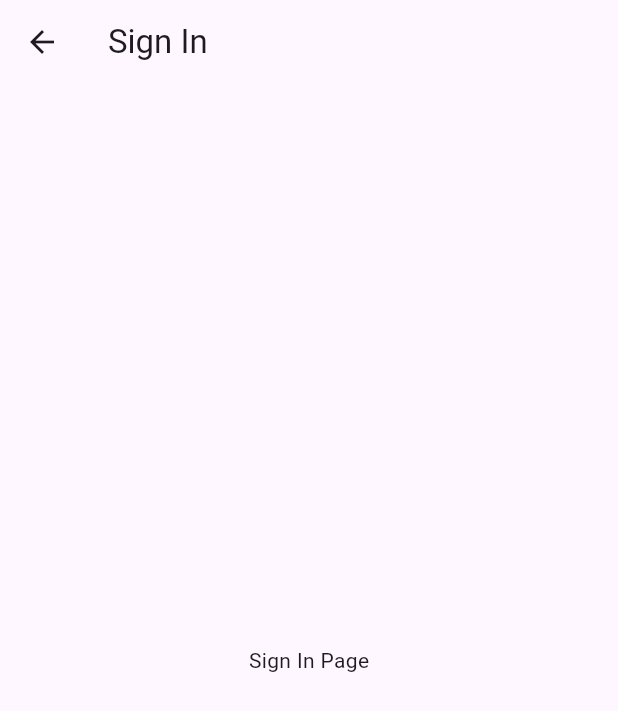
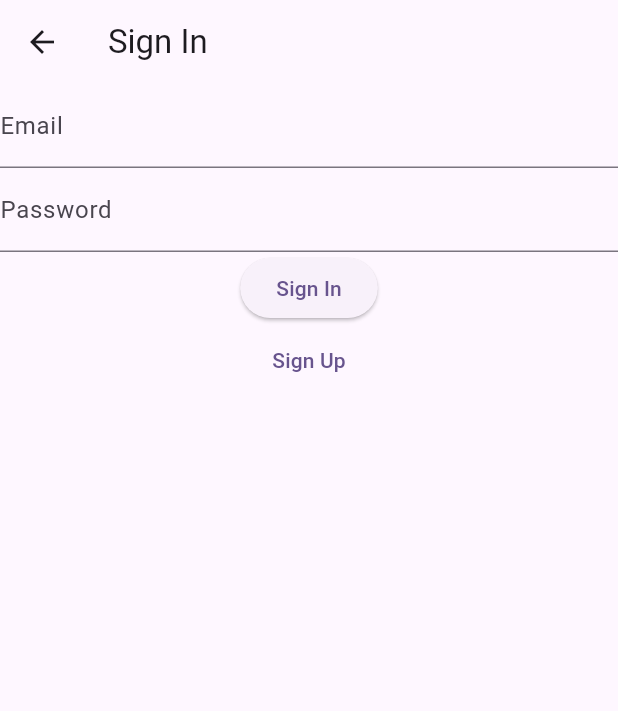
Before and after one commit to jpcabatingan/HaoFar_TravelApp, a Flutter app: the SignInPage screen opened by its route, on a phone screen of 412 x 824 dp. Shown: the top 711 px of the screen. Run offline on Flutter 3.47's test engine with Material 3 defaults, Android fonts, the phone set to English and light mode, and no system bars; our stand-ins replace cloud_firestore, firebase_auth, firebase_core; accounts and stored records are empty; generated files the repository leaves out were written again.

Commit message:
feat: Added SignIn and SignUp pages

```diff
--- a/project/lib/main.dart
+++ b/project/lib/main.dart
@@ -1,8 +1,8 @@
 import 'package:flutter/material.dart';
 import 'package:project/providers/auth_provider.dart';
 import 'package:project/screens/home_page.dart';
-import 'package:project/screens/landing_page.dart';
 import 'package:project/screens/signin_page.dart';
+import 'package:project/screens/signup_page.dart';
 import 'package:provider/provider.dart';
 import 'package:firebase_core/firebase_core.dart';
 import 'firebase_options.dart';
@@ -24,8 +24,10 @@ void main() async {
 
 class AppRoutes {
   static const String homeRoute = '/';
-  static const String signInRoute = '/sign-in';
-  static const String landingRoute = '/landing-page';
+  static const String signUpRoute = '/sign-up';
+  static const String landingRoute = '/home';
+  static const String interestsRoute = '/interests';
+  static const String travelListRoute = '/travel-list';
   // add routs here
 }
 
@@ -33,11 +35,17 @@ class RouteGenerator {
   static Route<dynamic> generateRoute(RouteSettings settings) {
     switch (settings.name) {
       case AppRoutes.homeRoute:
+        return MaterialPageRoute(builder: (_) => const SignInPage());
+      case AppRoutes.signUpRoute:
+        return MaterialPageRoute(builder: (_) => const SignupPage());
+      case AppRoutes.landingRoute:
         return MaterialPageRoute(builder: (_) => const Homepage());
-      case AppRoutes.signInRoute:
-        return MaterialPageRoute(builder: (_) => const SignInPage());
-      case AppRoutes.landingRoute:
-        return MaterialPageRoute(builder: (_) => const LandingPage());
+      case AppRoutes.interestsRoute:
+        // Handle interests route
+        return MaterialPageRoute(builder: (_) => const Homepage());
+      case AppRoutes.travelListRoute:
+        // Handle travel list route
+        return MaterialPageRoute(builder: (_) => const Homepage());
       default:
         // Handle unknown routes
         return MaterialPageRoute(builder: (_) => const Homepage());
--- a/project/lib/screens/home_page.dart
+++ b/project/lib/screens/home_page.dart
@@ -1,7 +1,7 @@
 import 'package:flutter/material.dart';
 import 'package:project/providers/auth_provider.dart';
-import 'package:project/screens/landing_page.dart';
 import 'package:project/screens/signin_page.dart';
+import 'package:project/screens/travel_list_page.dart';
 import 'package:provider/provider.dart';
 
 class Homepage extends StatefulWidget {
@@ -15,6 +15,6 @@ class _HomepageState extends State<Homepage> {
   @override
   Widget build(BuildContext context) {
     var user = context.watch<AuthProvider>().user;
-    return user == null ? SignInPage() : const LandingPage();
+    return user == null ? SignInPage() : const TravelListPage();
   }
 }
--- a/project/lib/screens/landing_page.dart
+++ /dev/null
@@ -1,18 +0,0 @@
-import 'package:flutter/material.dart';
-
-class LandingPage extends StatefulWidget {
-  const LandingPage({super.key});
-
-  @override
-  State<LandingPage> createState() => _LandingPageState();
-}
-
-class _LandingPageState extends State<LandingPage> {
-  @override
-  Widget build(BuildContext context) {
-    return Scaffold(
-      appBar: AppBar(title: const Text('Landing Page')),
-      body: const Center(child: Text('Welcome to the Landing Page')),
-    );
-  }
-}
--- a/project/lib/screens/signin_page.dart
+++ b/project/lib/screens/signin_page.dart
@@ -8,11 +8,73 @@ class SignInPage extends StatefulWidget {
 }
 
 class _SignInPageState extends State<SignInPage> {
+  final formkey = GlobalKey<FormState>();
+  String email = "";
+  String password = "";
+
   @override
   Widget build(BuildContext context) {
     return Scaffold(
       appBar: AppBar(title: const Text('Sign In')),
-      body: const Center(child: Text('Sign In Page')),
+      body: _createBody(context),
+    );
+  }
+
+  Widget _createBody(BuildContext context) {
+    return Form(
+      key: formkey,
+      child: Center(
+        child: Column(
+          children: [
+            // EMAIL FIELD
+            _createTextField((value) {
+              email = value;
+            }, "Email"),
+            // PASSWORD FIELD
+            _createTextField((value) {
+              password = value;
+            }, "Password"),
+            // SIGN IN BUTTON
+            _createSignInButton(context),
+            _createSignUpButton(),
+          ],
+        ),
+      ),
+    );
+  }
+
+  Widget _createTextField(Function(String) onChanged, String label) {
+    return TextFormField(
+      onChanged: onChanged,
+      decoration: InputDecoration(labelText: label),
+      validator: (value) {
+        if (value == null || value.isEmpty) {
+          return 'Please enter some text';
+        }
+        return null;
+      },
+    );
+  }
+
+  Widget _createSignInButton(BuildContext context) {
+    return ElevatedButton(
+      onPressed: () {
+        if (formkey.currentState!.validate()) {
+          // Perform sign-in action
+          Navigator.pushNamed(context, '/home');
+        }
+      },
+      child: const Text('Sign In'),
+    );
+  }
+
+  Widget _createSignUpButton() {
+    return TextButton(
+      onPressed: () {
+        // Navigate to sign-up page
+        Navigator.pushNamed(context, '/sign-up');
+      },
+      child: const Text('Sign Up'),
     );
   }
 }
```
Also changed, not shown: project/lib/screens/signup_page.dart (added, +96 -0 lines), project/lib/screens/travel_list_page.dart (added, +18 -0 lines), project/lib/screens/interest_page.dart (added), project/lib/screens/travel_style_page.dart (added).
